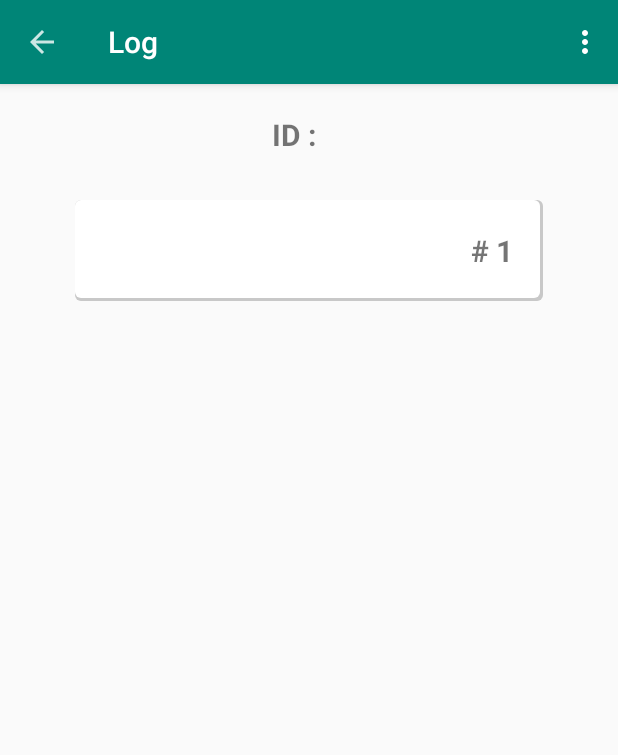
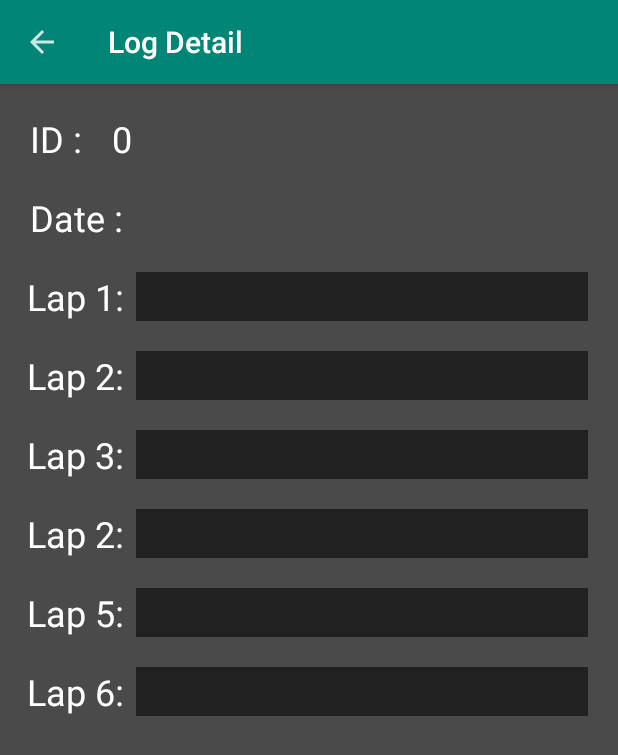
Before and after one commit to atmajap/TimerNav, an Android app: the LogUserDetailActivity screen opened directly, with no data from a screen before it, after a tap on an icon or button, on a phone screen of 412 x 824 dp. Shown: the top 755 px of the screen. Run offline under Robolectric (Android 15) with nearby library versions, the phone set to English and light mode, and no system bars; our stand-ins replace data binding; 9 statements that could not run were skipped.

Commit message:
add log detail

```diff
--- a/app/src/main/AndroidManifest.xml
+++ b/app/src/main/AndroidManifest.xml
@@ -15,9 +15,11 @@
         android:theme="@style/AppTheme"
         tools:ignore="GoogleAppIndexingWarning">
         <activity
+            android:name=".ui.log.logdetail.LogDetailActivity"
+            android:theme="@style/AppTheme.NoActionBar"/>
+        <activity
             android:name=".ui.log.user.LogUserDetailActivity"
-            android:label="@string/title_activity_log_user"
-            android:theme="@style/AppTheme.NoActionBar"/>
+            android:theme="@style/AppTheme.NoActionBar" />
         <activity
             android:name=".MainActivity"
             android:label="@string/app_name"
--- /dev/null
+++ b/app/src/main/java/com/example/timernav/ui/log/logdetail/LogDetailActivity.kt
@@ -0,0 +1,41 @@
+package com.example.timernav.ui.log.logdetail
+
+import androidx.appcompat.app.AppCompatActivity
+import android.os.Bundle
+import androidx.databinding.DataBindingUtil
+import com.example.timernav.R
+import com.example.timernav.databinding.ActivityLogDetailBinding
+import kotlinx.android.synthetic.main.activity_log_user.*
+
+class LogDetailActivity : AppCompatActivity() {
+
+    private lateinit var binding : ActivityLogDetailBinding
+
+    override fun onCreate(savedInstanceState: Bundle?) {
+        super.onCreate(savedInstanceState)
+        setContentView(R.layout.activity_log_detail)
+        binding = DataBindingUtil.setContentView(this, R.layout.activity_log_detail)
+        binding.lifecycleOwner = this
+        title = "Log Detail"
+        setSupportActionBar(log_user_toolbar)
+        supportActionBar?.setDisplayHomeAsUpEnabled(true)
+        supportActionBar?.setDisplayShowHomeEnabled(true)
+
+        log_user_toolbar.setNavigationIcon(R.drawable.ic_back)
+        log_user_toolbar.setNavigationOnClickListener {
+            onBackPressed()
+        }
+        initData()
+    }
+
+    fun initData() {
+        binding.tvUseridtext.text = intent.getIntExtra("userId", -1).toString()
+        binding.tvDatetext.text = intent.getStringExtra("date")
+        binding.tvLap1text.text = intent.getStringExtra("time1")
+        binding.tvLap2text.text = intent.getStringExtra("time2")
+        binding.tvLap3text.text = intent.getStringExtra("time3")
+        binding.tvLap4text.text = intent.getStringExtra("time4")
+        binding.tvLap5text.text = intent.getStringExtra("time5")
+        binding.tvLap6text.text = intent.getStringExtra("time6")
+    }
+}
--- a/app/src/main/java/com/example/timernav/ui/log/user/LogUserDetailActivity.kt
+++ b/app/src/main/java/com/example/timernav/ui/log/user/LogUserDetailActivity.kt
@@ -2,7 +2,6 @@ package com.example.timernav.ui.log.user
 
 import android.content.Intent
 import android.os.Bundle
-import android.util.Log
 import android.view.Menu
 import androidx.appcompat.app.AppCompatActivity
 import androidx.lifecycle.ViewModelProviders
@@ -13,6 +12,7 @@ import androidx.databinding.DataBindingUtil
 import androidx.lifecycle.Observer
 import androidx.recyclerview.widget.LinearLayoutManager
 import com.example.timernav.model.LogDetail
+import com.example.timernav.ui.log.logdetail.LogDetailActivity
 
 
 class LogUserDetailActivity : AppCompatActivity(), UserDetailAdapter.OnUserClickListener {
@@ -22,19 +22,18 @@ class LogUserDetailActivity : AppCompatActivity(), UserDetailAdapter.OnUserClick
     private lateinit var binding : ActivityLogUserBinding
 
     override fun onUserClick(item: LogDetail) {
-        Log.d("hehe clicked", "yeay")
-//        val intent = Intent(this, LogUserDetailActivity::class.java)
-//        intent.putExtra("id", item.id)
-//        intent.putExtra("userId", item.userId)
-//        intent.putExtra("date", item.date)
-//        intent.putExtra("time1", item.time1)
-//        intent.putExtra("time2", item.time2)
-//        intent.putExtra("time3", item.time3)
-//        intent.putExtra("time4", item.time4)
-//        intent.putExtra("time5", item.time5)
-//        intent.putExtra("time6", item.time6)
-//        intent.putExtra("sequence", item.sequence)
-//        startActivity(intent)
+        val intent = Intent(this, LogDetailActivity::class.java)
+        intent.putExtra("id", item.id)
+        intent.putExtra("userId", item.userId)
+        intent.putExtra("date", item.date)
+        intent.putExtra("time1", item.time1)
+        intent.putExtra("time2", item.time2)
+        intent.putExtra("time3", item.time3)
+        intent.putExtra("time4", item.time4)
+        intent.putExtra("time5", item.time5)
+        intent.putExtra("time6", item.time6)
+        intent.putExtra("sequence", item.sequence)
+        startActivity(intent)
     }
 
     override fun onCreate(savedInstanceState: Bundle?) {
--- /dev/null
+++ b/app/src/main/res/layout/activity_log_detail.xml
@@ -0,0 +1,244 @@
+<?xml version="1.0" encoding="utf-8"?>
+<layout>
+
+    <androidx.coordinatorlayout.widget.CoordinatorLayout xmlns:android="http://schemas.android.com/apk/res/android"
+        xmlns:app="http://schemas.android.com/apk/res-auto"
+        xmlns:tools="http://schemas.android.com/tools"
+        android:layout_width="match_parent"
+        android:layout_height="match_parent"
+        tools:context=".ui.log.user.LogUserDetailActivity">
+
+        <com.google.android.material.appbar.AppBarLayout
+            android:layout_width="match_parent"
+            android:layout_height="wrap_content"
+            android:theme="@style/AppTheme.AppBarOverlay">
+
+            <androidx.appcompat.widget.Toolbar
+                android:id="@+id/log_user_toolbar"
+                android:layout_width="match_parent"
+                android:layout_height="?attr/actionBarSize"
+                android:background="?attr/colorPrimary"
+                app:popupTheme="@style/AppTheme.AppBarOverlay" />
+
+        </com.google.android.material.appbar.AppBarLayout>
+
+        <androidx.constraintlayout.widget.ConstraintLayout
+            xmlns:android="http://schemas.android.com/apk/res/android"
+            xmlns:app="http://schemas.android.com/apk/res-auto"
+            xmlns:tools="http://schemas.android.com/tools"
+            android:layout_width="match_parent"
+            android:layout_height="match_parent"
+            app:layout_behavior="@string/appbar_scrolling_view_behavior"
+            tools:context=".ui.log.user.LogUserDetailActivity"
+            android:background="@color/backgroundGrey"
+            android:paddingTop="20dp"
+            android:paddingBottom="20dp"
+            android:paddingRight="10dp"
+            android:paddingLeft="10dp"
+            tools:showIn="@layout/activity_log_user">
+
+            <androidx.constraintlayout.widget.ConstraintLayout
+                android:id="@+id/cl_userid"
+                android:layout_width="match_parent"
+                android:layout_height="wrap_content"
+                app:layout_constraintTop_toTopOf="parent"
+                app:layout_constraintLeft_toLeftOf="parent">
+
+                <TextView
+                    android:id="@+id/tv_userid"
+                    android:layout_width="wrap_content"
+                    android:layout_height="wrap_content"
+                    android:text="@string/user_id"
+                    app:layout_constraintLeft_toLeftOf="parent"
+                    app:layout_constraintTop_toTopOf="parent"
+                    android:textSize="24sp"
+                    android:paddingLeft="10dp"
+                    android:layout_marginBottom="10dp"
+                    android:textColor="@android:color/white"/>
+
+                <TextView
+                    android:id="@+id/tv_useridtext"
+                    android:layout_width="wrap_content"
+                    android:layout_height="wrap_content"
+                    android:text="-1"
+                    android:textAlignment="center"
+                    android:textSize="24sp"
+                    android:textColor="@android:color/white"
+                    android:layout_marginLeft="20dp"
+                    app:layout_constraintLeft_toRightOf="@id/tv_userid"
+                    app:layout_constraintTop_toTopOf="@id/tv_userid"
+                    app:layout_constraintBottom_toBottomOf="@id/tv_userid"/>
+
+            </androidx.constraintlayout.widget.ConstraintLayout>
+
+            <androidx.constraintlayout.widget.ConstraintLayout
+                android:id="@+id/cl_date"
+                android:layout_width="match_parent"
+                android:layout_height="wrap_content"
+                app:layout_constraintTop_toBottomOf="@id/cl_userid"
+                app:layout_constraintLeft_toLeftOf="parent">
+
+                <TextView
+                    android:id="@+id/tv_date"
+                    android:layout_width="wrap_content"
+                    android:layout_height="wrap_content"
+                    android:text="@string/date"
+                    app:layout_constraintLeft_toLeftOf="parent"
+                    app:layout_constraintTop_toTopOf="parent"
+                    android:textSize="24sp"
+                    android:layout_marginTop="20dp"
+                    android:paddingLeft="10dp"
+                    android:layout_marginBottom="10dp"
+                    android:textColor="@android:color/white"/>
+
+                <TextView
+                    android:id="@+id/tv_datetext"
+                    android:layout_width="wrap_content"
+                    android:layout_height="wrap_content"
+                    android:text="26 - 07 - 1997"
+                    android:textAlignment="center"
+                    android:textSize="24sp"
+                    android:textColor="@android:color/white"
+                    android:layout_marginLeft="20dp"
+                    app:layout_constraintLeft_toRightOf="@id/tv_date"
+                    app:layout_constraintTop_toTopOf="@id/tv_date"
+                    app:layout_constraintBottom_toBottomOf="@id/tv_date"/>
+
+            </androidx.constraintlayout.widget.ConstraintLayout>
+
+            <TextView
+                android:id="@+id/tv_lap1"
+                android:text="@string/lap1_text"
+                android:layout_width="wrap_content"
+                android:layout_height="wrap_content"
+                android:layout_marginTop="20dp"
+                style="@style/LapStyle"
+                app:layout_constraintLeft_toLeftOf="parent"
+                app:layout_constraintTop_toBottomOf="@id/cl_date"/>
+
+            <TextView
+                android:id="@+id/tv_lap1text"
+                android:layout_width="0dp"
+                android:layout_height="wrap_content"
+                style="@style/LapStyleRight"
+                android:layout_marginRight="10dp"
+                app:layout_constraintLeft_toRightOf="@id/tv_lap1"
+                app:layout_constraintTop_toTopOf="@id/tv_lap1"
+                app:layout_constraintBottom_toBottomOf="@id/tv_lap1"
+                app:layout_constraintRight_toRightOf="parent"
+                android:hapticFeedbackEnabled="false" />
+
+            <TextView
+                android:id="@+id/tv_lap2"
+                android:text="@string/lap2_text"
+                android:layout_width="wrap_content"
+                android:layout_height="wrap_content"
+                android:layout_marginTop="20dp"
+                style="@style/LapStyle"
+                app:layout_constraintLeft_toLeftOf="parent"
+                app:layout_constraintTop_toBottomOf="@id/tv_lap1"/>
+
+            <TextView
+                android:id="@+id/tv_lap2text"
+                android:layout_width="0dp"
+                android:layout_height="wrap_content"
+                style="@style/LapStyleRight"
+                android:layout_marginRight="10dp"
+                app:layout_constraintLeft_toRightOf="@id/tv_lap2"
+                app:layout_constraintTop_toTopOf="@id/tv_lap2"
+                app:layout_constraintBottom_toBottomOf="@id/tv_lap2"
+                app:layout_constraintRight_toRightOf="parent"
+                android:hapticFeedbackEnabled="false" />
+
+            <TextView
+                android:id="@+id/tv_lap3"
+                android:text="@string/lap3_text"
+                android:layout_width="wrap_content"
+                android:layout_height="wrap_content"
+                android:layout_marginTop="20dp"
+                style="@style/LapStyle"
+                app:layout_constraintLeft_toLeftOf="parent"
+                app:layout_constraintTop_toBottomOf="@id/tv_lap2"/>
+
+            <TextView
+                android:id="@+id/tv_lap3text"
+                android:layout_width="0dp"
+                android:layout_height="wrap_content"
+                style="@style/LapStyleRight"
+                android:layout_marginRight="10dp"
+                app:layout_constraintLeft_toRightOf="@id/tv_lap3"
+                app:layout_constraintTop_toTopOf="@id/tv_lap3"
+                app:layout_constraintBottom_toBottomOf="@id/tv_lap3"
+                app:layout_constraintRight_toRightOf="parent"
+                android:hapticFeedbackEnabled="false" />
+
+            <TextView
+                android:id="@+id/tv_lap4"
+                android:text="@string/lap2_text"
+                android:layout_width="wrap_content"
+                android:layout_height="wrap_content"
+                android:layout_marginTop="20dp"
+                style="@style/LapStyle"
+                app:layout_constraintLeft_toLeftOf="parent"
+                app:layout_constraintTop_toBottomOf="@id/tv_lap3"/>
+
+            <TextView
+                android:id="@+id/tv_lap4text"
+                android:layout_width="0dp"
+                android:layout_height="wrap_content"
+                style="@style/LapStyleRight"
+                android:layout_marginRight="10dp"
+                app:layout_constraintLeft_toRightOf="@id/tv_lap4"
+                app:layout_constraintTop_toTopOf="@id/tv_lap4"
+                app:layout_constraintBottom_toBottomOf="@id/tv_lap4"
+                app:layout_constraintRight_toRightOf="parent"
+                android:hapticFeedbackEnabled="false" />
+
+            <TextView
+                android:id="@+id/tv_lap5"
+                android:text="@string/lap5_text"
+                android:layout_width="wrap_content"
+                android:layout_height="wrap_content"
+                android:layout_marginTop="20dp"
+                style="@style/LapStyle"
+                app:layout_constraintLeft_toLeftOf="parent"
+                app:layout_constraintTop_toBottomOf="@id/tv_lap4"/>
+
+            <TextView
+                android:id="@+id/tv_lap5text"
+                android:layout_width="0dp"
+                android:layout_height="wrap_content"
+                style="@style/LapStyleRight"
+                android:layout_marginRight="10dp"
+                app:layout_constraintLeft_toRightOf="@id/tv_lap5"
+                app:layout_constraintTop_toTopOf="@id/tv_lap5"
+                app:layout_constraintBottom_toBottomOf="@id/tv_lap5"
+                app:layout_constraintRight_toRightOf="parent"
+                android:hapticFeedbackEnabled="false" />
+
+            <TextView
+                android:id="@+id/tv_lap6"
+                android:text="@string/lap6_text"
+                android:layout_width="wrap_content"
+                android:layout_height="wrap_content"
+                android:layout_marginTop="20dp"
+                style="@style/LapStyle"
+                app:layout_constraintLeft_toLeftOf="parent"
+                app:layout_constraintTop_toBottomOf="@id/tv_lap5"/>
+
+            <TextView
+                android:id="@+id/tv_lap6text"
+                android:layout_width="0dp"
+                android:layout_height="wrap_content"
+                style="@style/LapStyleRight"
+                android:layout_marginRight="10dp"
+                app:layout_constraintLeft_toRightOf="@id/tv_lap6"
+                app:layout_constraintTop_toTopOf="@id/tv_lap6"
+                app:layout_constraintBottom_toBottomOf="@id/tv_lap6"
+                app:layout_constraintRight_toRightOf="parent"
+                android:hapticFeedbackEnabled="false" />
+
+        </androidx.constraintlayout.widget.ConstraintLayout>
+
+    </androidx.coordinatorlayout.widget.CoordinatorLayout>
+</layout>
--- a/app/src/main/res/layout/fragment_home.xml
+++ b/app/src/main/res/layout/fragment_home.xml
@@ -7,7 +7,7 @@
     android:layout_height="match_parent"
     android:padding="8dp"
     tools:context=".MainActivity"
-    android:background="#4a4a4a">
+    android:background="@color/backgroundGrey">
 
     <TextView
         android:text="@string/lap1_text"
--- a/app/src/main/res/values/colors.xml
+++ b/app/src/main/res/values/colors.xml
@@ -3,4 +3,5 @@
     <color name="colorPrimary">#008577</color>
     <color name="colorPrimaryDark">#00574B</color>
     <color name="colorAccent">#D81B60</color>
+    <color name="backgroundGrey">#4a4a4a</color>
 </resources>
--- a/app/src/main/res/values/strings.xml
+++ b/app/src/main/res/values/strings.xml
@@ -29,4 +29,5 @@
     <string name="title_activity_log_user">LogUserActivity</string>
 
     <string name="user_id">ID : </string>
+    <string name="date">Date : </string>
 </resources>
```
